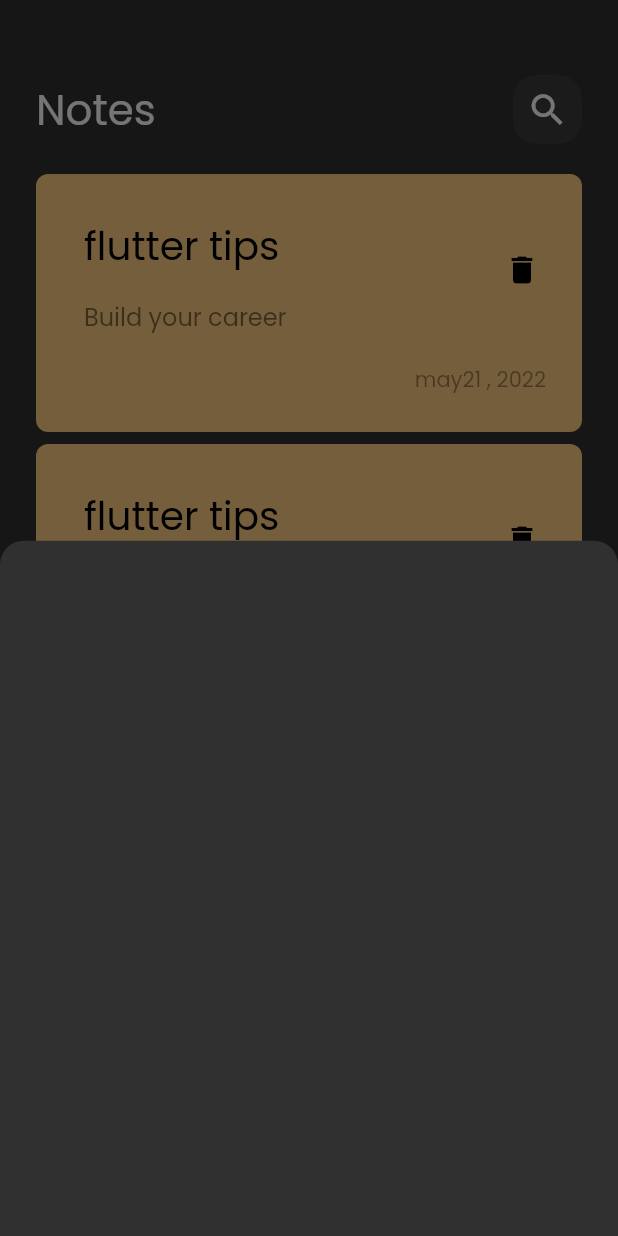
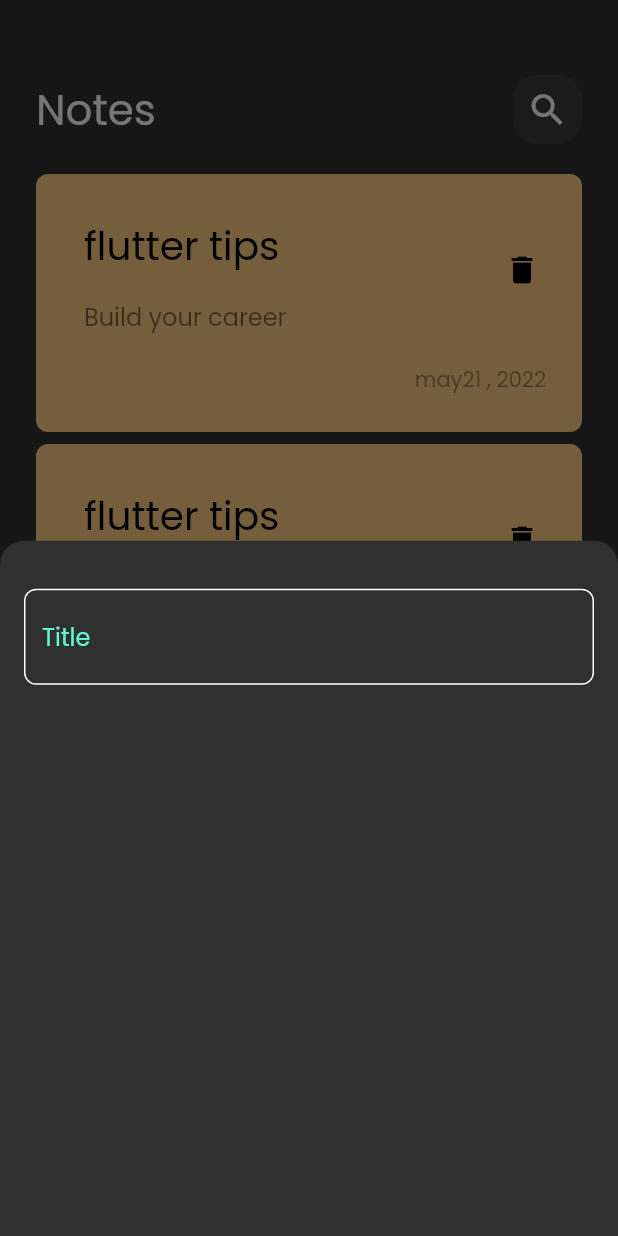
Before and after one commit to Ali1910/notesapp, a Flutter app: the screen it shows after launch, after a tap on the "add" icon, on a phone screen of 412 x 824 dp. Run offline on Flutter 3.47's test engine with Material 2 defaults, Android fonts, the phone set to English and light mode, and no system bars.

Commit message:
create custom textformfeild

```diff
--- /dev/null
+++ b/lib/constant/const.dart
@@ -0,0 +1,3 @@
+import 'package:flutter/animation.dart';
+
+Color kprimarycolor = const Color(0xff62fcd7);
--- a/lib/views/widgets/addnotebottomsheet.dart
+++ b/lib/views/widgets/addnotebottomsheet.dart
@@ -1,12 +1,23 @@
 import 'package:flutter/material.dart';
 import 'package:flutter/src/widgets/container.dart';
 import 'package:flutter/src/widgets/framework.dart';
+import 'package:notesapp/views/widgets/customtextfield.dart';
 
 class AddBottomSheetNote extends StatelessWidget {
   const AddBottomSheetNote({super.key});
 
   @override
   Widget build(BuildContext context) {
-    return Container();
+    return Padding(
+      padding: const EdgeInsets.symmetric(horizontal: 16.0),
+      child: Column(
+        children: const [
+          SizedBox(
+            height: 32,
+          ),
+          CustomTextField()
+        ],
+      ),
+    );
   }
 }
--- /dev/null
+++ b/lib/views/widgets/customtextfield.dart
@@ -0,0 +1,28 @@
+import 'package:flutter/material.dart';
+import 'package:flutter/src/widgets/container.dart';
+import 'package:flutter/src/widgets/framework.dart';
+import 'package:notesapp/constant/const.dart';
+
+class CustomTextField extends StatelessWidget {
+  const CustomTextField({super.key});
+
+  @override
+  Widget build(BuildContext context) {
+    return TextField(
+      cursorColor: kprimarycolor,
+      decoration: InputDecoration(
+        hintText: 'Title',
+        hintStyle: TextStyle(color: kprimarycolor),
+        border: borderdecoration(),
+        enabledBorder: borderdecoration(),
+        focusedBorder: borderdecoration(kprimarycolor),
+      ),
+    );
+  }
+
+  OutlineInputBorder borderdecoration([Color]) {
+    return OutlineInputBorder(
+        borderRadius: BorderRadius.circular(8),
+        borderSide: BorderSide(color: Color ?? Colors.white));
+  }
+}
```
